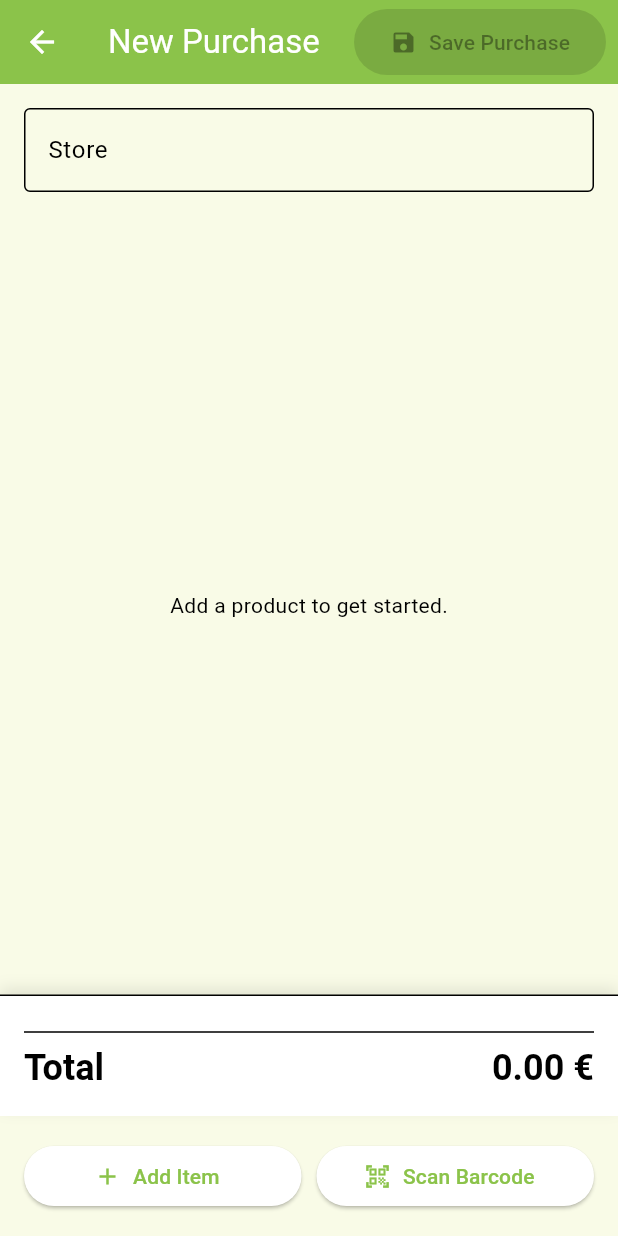
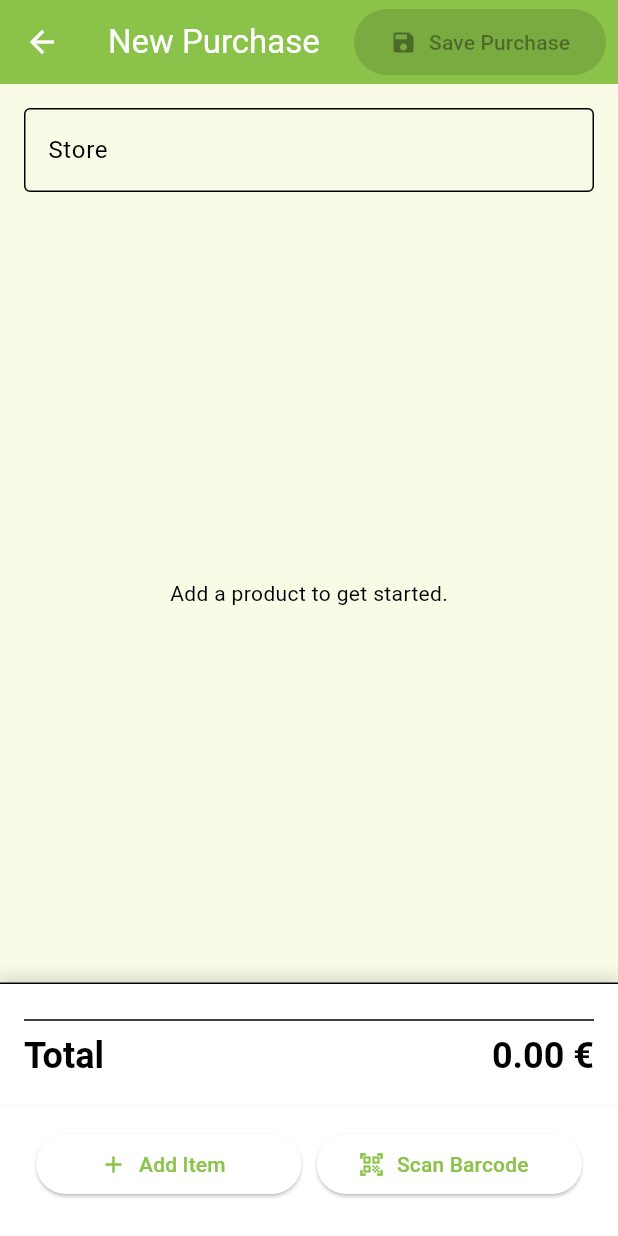
Before and after one commit to fsarta/glufri, a Flutter app: the PurchaseSessionScreen screen opened directly, on a phone screen of 412 x 824 dp. Run offline on Flutter 3.47's test engine with Material 3 defaults, Android fonts, the phone set to English and light mode, and no system bars; our stand-ins replace badges, cloud_firestore, csv, firebase_auth, firebase_core, flutter_riverpod and 10 more; missing offline and left inert: mobile_scanner; accounts and stored records are empty.

```diff
--- a/lib/features/purchase/presentation/screens/purchase_session_screen.dart
+++ b/lib/features/purchase/presentation/screens/purchase_session_screen.dart
@@ -121,9 +121,8 @@ class _PurchaseSessionScreenState extends ConsumerState<PurchaseSessionScreen> {
       ),
       body: Column(
         children: [
-          // Metadata dell'acquisto
           Padding(
-            padding: const EdgeInsets.all(16.0),
+            padding: const EdgeInsets.fromLTRB(16, 16, 16, 8),
             child: TextFormField(
               controller: _storeNameController,
               decoration: InputDecoration(
@@ -136,8 +135,6 @@ class _PurchaseSessionScreenState extends ConsumerState<PurchaseSessionScreen> {
               },
             ),
           ),
-
-          // Lista dei prodotti
           Expanded(
             child: cartState.items.isEmpty
                 ? Center(child: Text(l10n.addProductToStart))
@@ -165,12 +162,27 @@ class _PurchaseSessionScreenState extends ConsumerState<PurchaseSessionScreen> {
                     },
                   ),
           ),
-
-          const _TotalSummarySection(),
-
-          // Pulsanti Azione
-          _buildActionButtons(context, ref, l10n),
         ],
+      ),
+      // --- NUOVA PARTE: USA IL bottomNavigationBar ---
+      // Usiamo SafeArea per assicurarci che i pulsanti non finiscano sotto
+      // le barre di sistema inferiori (es. la home bar su iOS)
+      bottomNavigationBar: SafeArea(
+        child: Material(
+          elevation: 16.0,
+          child: Column(
+            mainAxisSize: MainAxisSize
+                .min, // La Colonna è alta solo quanto il suo contenuto
+            children: [
+              const _TotalSummarySection(),
+              Padding(
+                // Un po' di padding per staccare i pulsanti dal bordo
+                padding: const EdgeInsets.fromLTRB(8, 0, 8, 8),
+                child: _buildActionButtons(context, ref, l10n),
+              ),
+            ],
+          ),
+        ),
       ),
     );
   }
```
